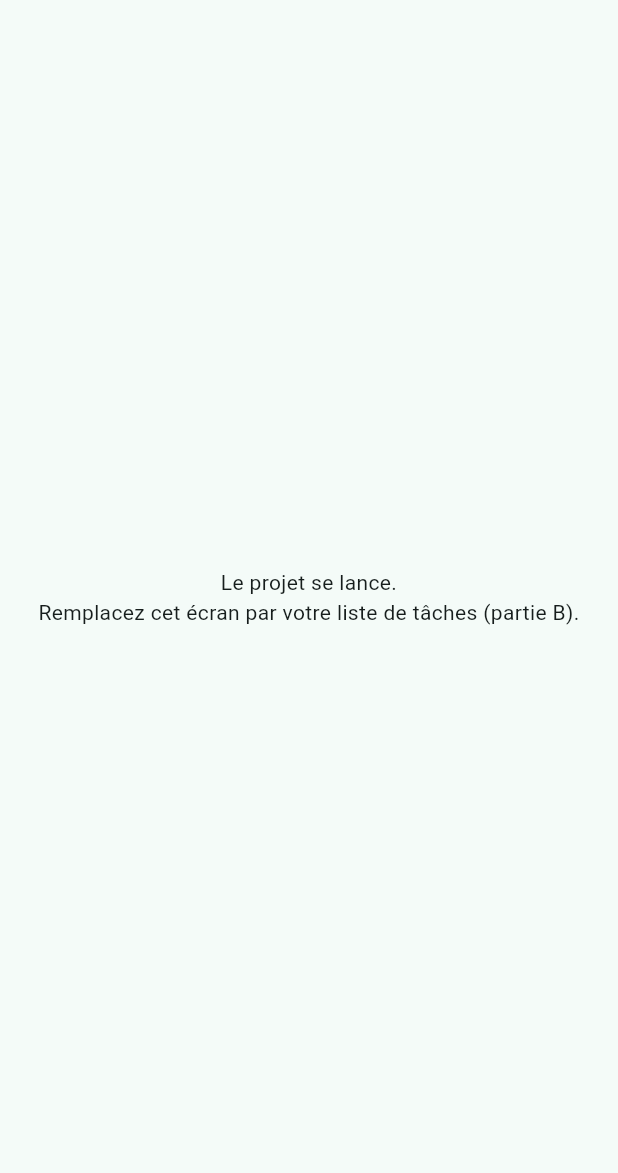
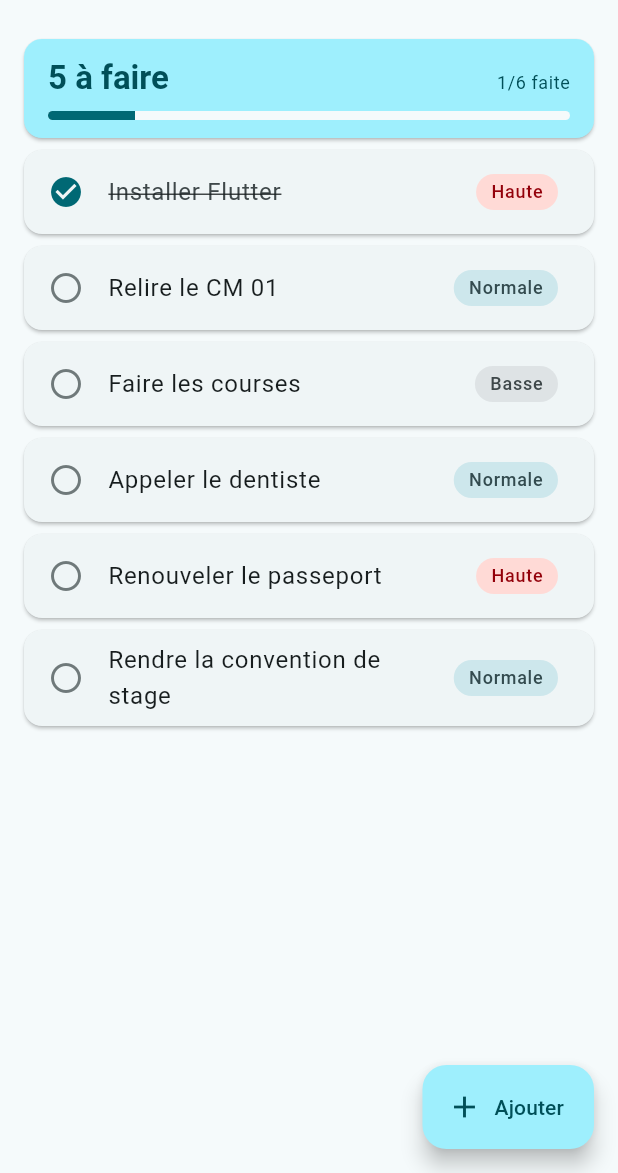
Before and after one commit to payton07/mobile_Taches, a Flutter app: the screen it shows after launch, on a phone screen of 412 x 824 dp, the part 63-1236 px from its top. Run offline on Flutter 3.47's test engine with Material 3 defaults, Android fonts, the phone set to English and light mode, and no system bars; our stand-ins replace material_ui.

Commit message:
partie B1 : Premier écran, rechargement à chaud

```diff
--- /dev/null
+++ b/lib/composants/composants.dart
@@ -0,0 +1,4 @@
+library;
+
+export 'compteur_taches.dart';
+export 'ligne_tache.dart';
--- /dev/null
+++ b/lib/composants/compteur_taches.dart
@@ -0,0 +1,60 @@
+import 'package:material_ui/material_ui.dart';
+
+/// En-tête de l'écran de liste : nombre de tâches à faire et progression.
+class CompteurTaches extends StatelessWidget {
+  const CompteurTaches({super.key, required this.faites, required this.total});
+
+  final int faites;
+  final int total;
+
+  @override
+  Widget build(BuildContext context) {
+    final couleurs = Theme.of(context).colorScheme;
+    final textes = Theme.of(context).textTheme;
+    final restantes = total - faites;
+
+    return Card(
+      margin: const EdgeInsets.fromLTRB(16, 12, 16, 4),
+      color: couleurs.primaryContainer,
+      child: Padding(
+        padding: const EdgeInsets.symmetric(horizontal: 16, vertical: 12),
+        child: Column(
+          crossAxisAlignment: CrossAxisAlignment.start,
+          children: [
+            Row(
+              mainAxisAlignment: MainAxisAlignment.spaceBetween,
+              crossAxisAlignment: CrossAxisAlignment.baseline,
+              textBaseline: TextBaseline.alphabetic,
+              children: [
+                Text(
+                  '$restantes à faire',
+                  style: textes.titleLarge?.copyWith(
+                    color: couleurs.onPrimaryContainer,
+                    fontWeight: FontWeight.bold,
+                  ),
+                ),
+                Text(
+                  '$faites/$total ${faites > 1 ? 'faites' : 'faite'}',
+                  style: textes.bodySmall?.copyWith(
+                    color: couleurs.onPrimaryContainer,
+                  ),
+                ),
+              ],
+            ),
+            const SizedBox(height: 8),
+            ClipRRect(
+              borderRadius: BorderRadius.circular(3),
+              child: LinearProgressIndicator(
+                // Pas de division par zéro si la liste est vide.
+                value: total == 0 ? 0 : faites / total,
+                minHeight: 6,
+                color: couleurs.primary,
+                backgroundColor: couleurs.surface,
+              ),
+            ),
+          ],
+        ),
+      ),
+    );
+  }
+}
--- /dev/null
+++ b/lib/composants/ligne_tache.dart
@@ -0,0 +1,69 @@
+import 'package:material_ui/material_ui.dart';
+
+import '../modele/taches.dart';
+
+/// Affichage d'une tâche : son état, son titre et sa priorité.
+/// Ne possède aucun état : il affiche la tâche qu'on lui donne.
+class LigneTache extends StatelessWidget {
+  const LigneTache({super.key, required this.tache});
+
+  final Tache tache;
+
+  @override
+  Widget build(BuildContext context) {
+    final couleurs = Theme.of(context).colorScheme;
+    final textes = Theme.of(context).textTheme;
+
+    return Card(
+      margin: const EdgeInsets.symmetric(horizontal: 16, vertical: 4),
+      child: ListTile(
+        leading: Icon(
+          tache.faite ? Icons.check_circle : Icons.radio_button_unchecked,
+          color: tache.faite ? couleurs.primary : couleurs.outline,
+        ),
+        title: Text(
+          tache.titre,
+          style: tache.faite
+              ? textes.bodyLarge?.copyWith(
+            decoration: TextDecoration.lineThrough,
+            color: couleurs.onSurfaceVariant,
+          )
+              : null,
+        ),
+        trailing: _BadgePriorite(priorite: tache.priorite),
+      ),
+    );
+  }
+}
+
+/// Pastille colorée affichant le libellé de la priorité.
+class _BadgePriorite extends StatelessWidget {
+  const _BadgePriorite({required this.priorite});
+
+  final Priorite priorite;
+
+  @override
+  Widget build(BuildContext context) {
+    final couleurs = Theme.of(context).colorScheme;
+
+    final (fond, texte) = switch (priorite) {
+      Priorite.haute => (couleurs.errorContainer, couleurs.onErrorContainer),
+      Priorite.normale =>
+      (couleurs.secondaryContainer, couleurs.onSecondaryContainer),
+      Priorite.basse =>
+      (couleurs.surfaceContainerHighest, couleurs.onSurfaceVariant),
+    };
+
+    return Container(
+      padding: const EdgeInsets.symmetric(horizontal: 10, vertical: 4),
+      decoration: BoxDecoration(
+        color: fond,
+        borderRadius: BorderRadius.circular(12),
+      ),
+      child: Text(
+        priorite.libelle,
+        style: Theme.of(context).textTheme.labelMedium?.copyWith(color: texte),
+      ),
+    );
+  }
+}
--- /dev/null
+++ b/lib/ecrans/ecran_liste.dart
@@ -0,0 +1,63 @@
+import 'package:material_ui/material_ui.dart';
+
+import '../composants/composants.dart';
+import '../modele/taches.dart';
+import '../donnees/exemples.dart';
+
+/// Écran de liste : affiche les tâches et permet d'en ajouter.
+class EcranListe extends StatefulWidget {
+  const EcranListe({super.key});
+
+  @override
+  State<EcranListe> createState() => _EcranListeState();
+}
+
+class _EcranListeState extends State<EcranListe> {
+  /// L'état de l'écran : initialisé une seule fois, à la création du State.
+  List<Tache> _taches = tachesDepuisTexteJson(tachesExempleJson);
+
+  /// Numéro de la prochaine tâche ajoutée, pour un identifiant unique.
+  int _numeroAjout = 1;
+
+  void _ajouter() {
+    setState(() {
+      final nouvelle = Tache(
+        id: 'ajout-$_numeroAjout',
+        titre: 'Nouvelle tâche $_numeroAjout',
+      );
+      _numeroAjout++;
+      // Nouvelle liste plutôt que add() : cohérent avec le modèle immuable.
+      _taches = [..._taches, nouvelle];
+    });
+  }
+
+  @override
+  Widget build(BuildContext context) {
+    final (:faites, :total) = bilan(_taches);
+
+    return Scaffold(
+      appBar: AppBar(title: const Text('Mes tâches')),
+      body: Column(
+        crossAxisAlignment: CrossAxisAlignment.start,
+        children: [
+          CompteurTaches(faites: faites, total: total),
+          Expanded(
+            child: ListView.builder(
+              padding: const EdgeInsets.only(bottom: 88),
+              itemCount: _taches.length,
+              itemBuilder: (context, index) {
+                final tache = _taches[index];
+                return LigneTache(key: ValueKey(tache.id), tache: tache);
+              },
+            ),
+          ),
+        ],
+      ),
+      floatingActionButton: FloatingActionButton.extended(
+        onPressed: _ajouter,
+        icon: const Icon(Icons.add),
+        label: const Text('Ajouter'),
+      ),
+    );
+  }
+}
--- /dev/null
+++ b/lib/ecrans/ecrans.dart
@@ -0,0 +1,3 @@
+library;
+
+export 'ecran_liste.dart';
--- a/lib/main.dart
+++ b/lib/main.dart
@@ -2,6 +2,7 @@
 // Point d'entrée : runApp() attache la racine de l'arbre de widgets à l'écran.
 // Tout le reste est une composition de widgets.
 import 'package:material_ui/material_ui.dart';
+import 'ecrans/ecrans.dart';
 
 void main() => runApp(const MesTachesApp());
 
@@ -14,31 +15,9 @@ class MesTachesApp extends StatelessWidget {
       title: 'Mes tâches',
       debugShowCheckedModeBanner: false,
       // Material 3 est le défaut et tout le thème dérive d'une couleur.
-      theme: ThemeData(colorScheme: .fromSeed(seedColor: Colors.teal)),
+      theme: ThemeData(colorScheme: .fromSeed(seedColor: Colors.white)),
       // Écran provisoire : à remplacer par votre écran de liste (B1).
-      home: const _EcranProvisoire(),
+      home: const EcranListe(),
     );
   }
 }
-
-/// Écran provisoire.
-class _EcranProvisoire extends StatelessWidget {
-  const _EcranProvisoire();
-
-  @override
-  Widget build(BuildContext context) {
-    return Scaffold(
-      appBar: AppBar(title: const Text('Mes tâches')),
-      body: const Center(
-        child: Padding(
-          padding: EdgeInsets.all(24),
-          child: Text(
-            'Le projet se lance.\n'
-            'Remplacez cet écran par votre liste de tâches (partie B).',
-            textAlign: TextAlign.center,
-          ),
-        ),
-      ),
-    );
-  }
-}
--- a/lib/modele/lecture_json.dart
+++ b/lib/modele/lecture_json.dart
@@ -1,6 +1,7 @@
 import 'echeance.dart';
 import 'priorite.dart';
 import 'tache.dart';
+import 'dart:convert';
 
 /// Priorité désignée par un code JSON, ou `null` si le code est inconnu.
 /// La comparaison est sensible à la casse : `'High'` renvoie `null`.
@@ -92,3 +93,24 @@ DateTime _dateStricte(String texte, String cle) {
   throw FormatException(
       '"$cle" doit être une date AAAA-MM-JJ existante', texte);
 }
+
+
+/// Lit un texte JSON contenant une liste de tâches.
+///
+/// Lève une [FormatException] si le texte n'est pas du JSON valide, si ce
+/// n'est pas une liste, si un élément n'est pas un objet JSON, ou si une
+/// tâche ne respecte pas les règles de [tacheDepuisJson].
+List<Tache> tachesDepuisTexteJson(String texte) {
+  final donnees = jsonDecode(texte);
+  if (donnees is! List) {
+    throw FormatException('Le JSON doit être une liste de tâches', texte);
+  }
+  return [
+    for (final element in donnees)
+      switch (element) {
+        Map<String, Object?> json => tacheDepuisJson(json),
+        final autre =>
+        throw FormatException('Chaque tâche doit être un objet JSON', autre),
+      },
+  ];
+}
```
Also changed, not shown: 3 other files.
